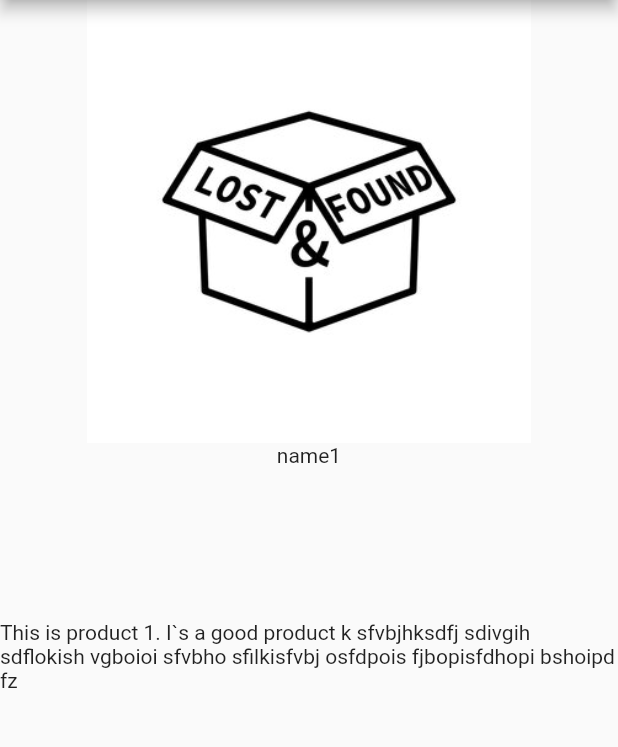
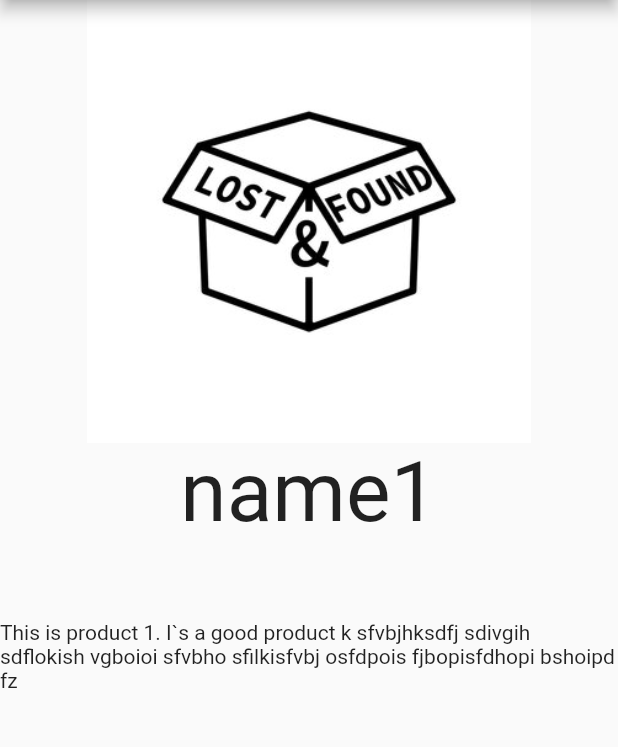
Before and after one commit to testdev23/test_git_s1, a Flutter app: the screen it shows after launch, after a tap on "name1", on a phone screen of 412 x 824 dp, the part 84-831 px from its top. Run offline on Flutter 3.47's test engine with Material 2 defaults, Android fonts, the phone set to English and light mode, and no system bars.

Commit message:
update screen product_detail

```diff
--- a/lib/page/product_detail.dart
+++ b/lib/page/product_detail.dart
@@ -15,7 +15,7 @@ class ProductDetail extends StatelessWidget {
         child: Column(
           children: [
             Expanded(flex: 25, child: product.image),
-            Expanded(flex: 10, child: Text(product.name)),
+            Expanded(flex: 10, child: Text(product.name, textScaleFactor: 4,textAlign: TextAlign.center,)),
             Expanded(flex: 30, child: Text(product.describe)),
           ],
         ),
```
